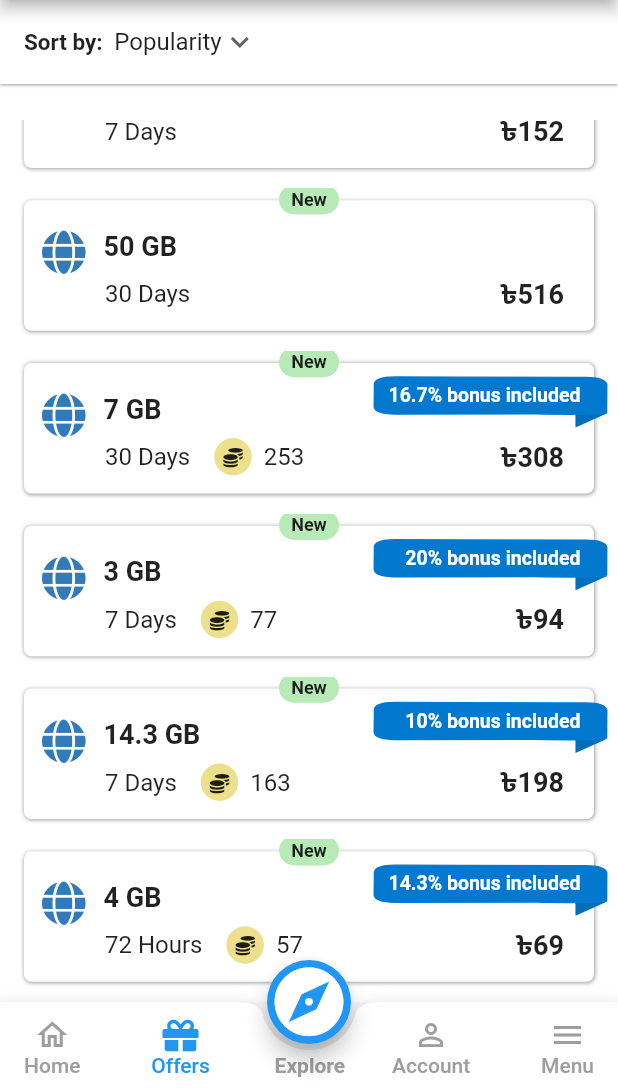
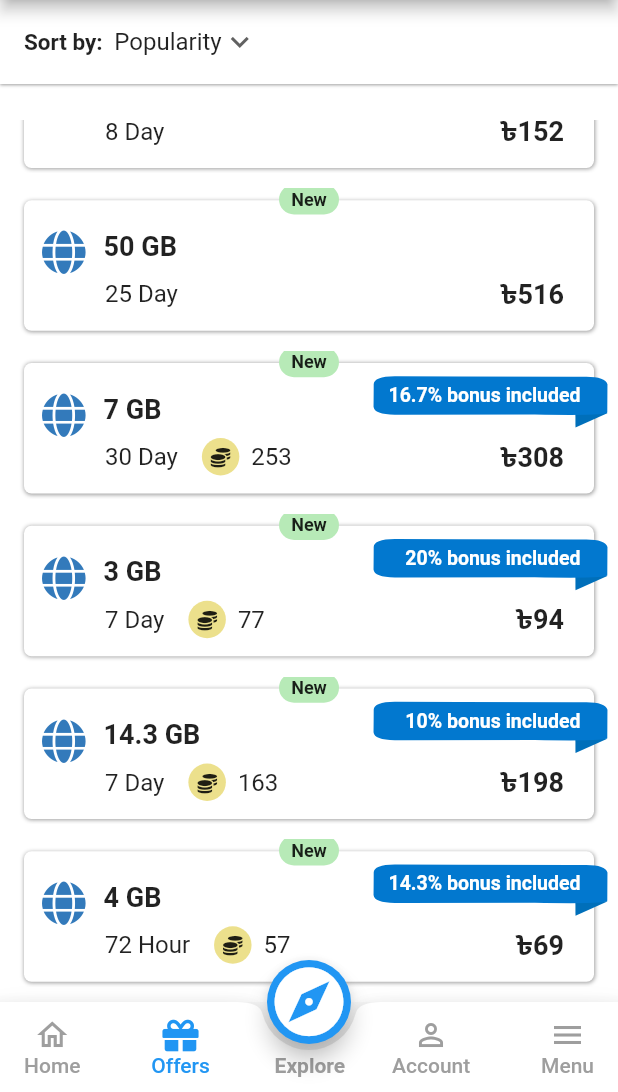
Before and after one commit to mdkamrulislam-web/my_gp_app_remake, a Flutter app: the screen it shows after launch, item 2 of the bottom bar chosen, scrolled down 63 dp, on a phone screen of 412 x 824 dp, the part 144-1236 px from its top. Run offline on Flutter 3.47's test engine with Material 2 defaults, Android fonts, the phone set to English and light mode, and no system bars; our stand-ins replace font_awesome_flutter.

Commit message:
22nd Commit - 18th October 2021

```diff
--- a/assets/jsonfiles/gpinternetoffers.json
+++ b/assets/jsonfiles/gpinternetoffers.json
@@ -1,7 +1,7 @@
 [
     {
       "id": 101,
-      "day": "7 Days",
+      "day": 8,
       "tk": 152,
       "net": "13 GB",
       "coins": null,
@@ -10,7 +10,7 @@
     },
     {
       "id": 102,
-      "day": "30 Days",
+      "day": 25,
       "tk": 516,
       "net": "50 GB",
       "coins": null,
@@ -19,7 +19,7 @@
     },
     {
       "id": 103,
-      "day": "30 Days",
+      "day": 30,
       "tk": 308,
       "net": "7 GB",
       "coins": 253,
@@ -28,7 +28,7 @@
     },
     {
       "id": 104,
-      "day": "7 Days",
+      "day": 7,
       "tk": 94,
       "net": "3 GB",
       "coins": 77,
@@ -37,7 +37,7 @@
     },
     {
       "id": 105,
-      "day": "7 Days",
+      "day": 7,
       "tk": 198,
       "net": "14.3 GB",
       "coins": 163,
@@ -46,7 +46,7 @@
     },
     {
       "id": 106,
-      "day": "72 Hours",
+      "day": 3,
       "tk": 69,
       "net": "4 GB",
       "coins": 57,
--- a/lib/models/internetofferdatamodel.dart
+++ b/lib/models/internetofferdatamodel.dart
@@ -1,6 +1,6 @@
 class InterOfferDataModel {
   final int? id;
-  final String? day;
+  final int? day;
   final int? tk;
   final String? net;
   final int? coins;
@@ -9,7 +9,7 @@ class InterOfferDataModel {
 
   const InterOfferDataModel({
     this.id = 0,
-    this.day = "",
+    this.day = 0,
     this.tk = 0,
     this.net = "",
     this.coins = 0,
--- a/lib/pages/offerpage/internet/gpinternet.dart
+++ b/lib/pages/offerpage/internet/gpinternet.dart
@@ -49,11 +49,13 @@ class _GPInternetState extends State<GPInternet> {
     List<dynamic> sorting(List a) {
       List<int> id = [];
       List price = [];
+      List? validity = [];
       List? internetPacks = [];
       List? indexNo = [];
       for (int i = 0; i < a.length; i++) {
         id.add(a[i].id);
         price.add(a[i].tk);
+        validity.add(a[i].day);
       }
       var k;
       for (int i = 0; i < id.length; i++) {
@@ -61,25 +63,36 @@ class _GPInternetState extends State<GPInternet> {
       }
       for (int j = 0; j < id.length; j++) {
         k = InternetPackSortCategories(
-            int_id: id[j], int_price: price[j], index: indexNo[j]);
+            int_id: id[j],
+            int_price: price[j],
+            index: indexNo[j],
+            int_validity: validity[j]);
         internetPacks.add(k);
       }
-      List? sortedListIndex = [];
+      List? sortedInternetPriceList = [];
       internetPacks.sort((a, b) => a.int_price.compareTo(b.int_price));
-      internetPacks.forEach((pack) => sortedListIndex.add(pack.index));
-      print(sortedListIndex);
-      return sortedListIndex;
+      internetPacks.forEach((pack) => sortedInternetPriceList.add(pack.index));
+
+      List? sortedInternetValidityList = [];
+      internetPacks.sort((a, b) => a.int_validity.compareTo(b.int_validity));
+      internetPacks
+          .forEach((pack) => sortedInternetValidityList.add(pack.index));
+
+      return [sortedInternetPriceList, sortedInternetValidityList];
     }
 
     sorting(internetoffers);
 
     List selectedList() {
       if (dropDownValue == "Price") {
-        List x = sorting(internetoffers);
+        List x = sorting(internetoffers)[0];
+        return x;
+      } else if (dropDownValue == "Validity") {
+        List x = sorting(internetoffers)[1];
         return x;
       } else {
         List x = [];
-        for (int i = 0; i < sorting(internetoffers).length; i++) {
+        for (int i = 0; i < sorting(internetoffers)[0].length; i++) {
           x.add(i);
         }
         return x;
@@ -162,8 +175,10 @@ class InternetPackSortCategories {
   int? int_id;
   int? int_price;
   int? index;
+  int? int_validity;
 
-  InternetPackSortCategories({this.int_id, this.int_price, this.index});
+  InternetPackSortCategories(
+      {this.int_id, this.int_price, this.index, this.int_validity});
 
   // Map<String, dynamic> toMap() {
   //   return {'id': int_no, 'price': int_price};
--- a/lib/pages/offerpage/internet/internetoffercards.dart
+++ b/lib/pages/offerpage/internet/internetoffercards.dart
@@ -9,7 +9,7 @@ class GPInternetOfferCards extends StatelessWidget {
       {Key? key})
       : super(key: key);
 
-  final String? day;
+  final int? day;
   final int? tk;
   final String? net;
   final int? coins;
@@ -45,6 +45,17 @@ class GPInternetOfferCards extends StatelessWidget {
       RPSCustomPainter x = RPSCustomPainter(
           kFacilityBackgroundDeepColor = Colors.white,
           kFacilityBackgroundLightColor = Colors.white);
+      return x;
+    }
+  }
+
+  String? dayOrHourChecker() {
+    if (day! <= 3) {
+      int hour = day! * 24;
+      String x = "$hour Hour";
+      return x;
+    } else {
+      String x = "$day Day";
       return x;
     }
   }
@@ -102,7 +113,7 @@ class GPInternetOfferCards extends StatelessWidget {
                             Row(
                               children: [
                                 Text(
-                                  '$day',
+                                  dayOrHourChecker()!,
                                   style: const TextStyle(
                                     fontSize: 16,
                                   ),
```
